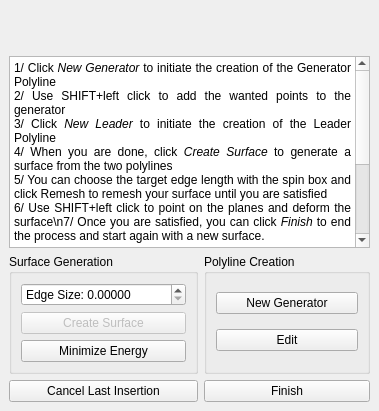
Old version of the form Polyhedron/demo/Polyhedron/Plugins/Surface_mesh_deformation/Create_surface.ui in the repository maxGimeno/cgal.
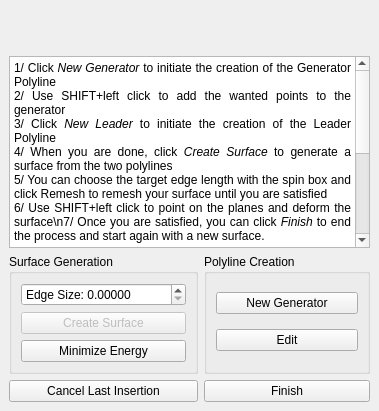
New version of the form.

Commit message: add the picked point as control point when extending the surface.

```diff
--- a/Polyhedron/demo/Polyhedron/Plugins/Surface_mesh_deformation/Create_surface.ui
+++ b/Polyhedron/demo/Polyhedron/Plugins/Surface_mesh_deformation/Create_surface.ui
@@ -48,7 +48,9 @@
 &lt;p align=&quot;justify&quot; style=&quot; margin-top:0px; margin-bottom:0px; margin-left:0px; margin-right:0px; -qt-block-indent:0; text-indent:0px;&quot;&gt;  Tips:&lt;/p&gt;
 &lt;p align=&quot;justify&quot; style=&quot; margin-top:0px; margin-bottom:0px; margin-left:0px; margin-right:0px; -qt-block-indent:0; text-indent:0px;&quot;&gt; - You can use &lt;span style=&quot; font-style:italic;&quot;&gt;Cancel Last Insertion&lt;/span&gt; to remove the last picked point from the current Polyline&lt;/p&gt;
 &lt;p align=&quot;justify&quot; style=&quot; margin-top:0px; margin-bottom:0px; margin-left:0px; margin-right:0px; -qt-block-indent:0; text-indent:0px;&quot;&gt;- You can use Ctrl+left click to remove a point from the deformation constraint if this point is not part of the initial polylines&lt;/p&gt;
-&lt;p align=&quot;justify&quot; style=&quot; margin-top:0px; margin-bottom:0px; margin-left:0px; margin-right:0px; -qt-block-indent:0; text-indent:0px;&quot;&gt;- You can click &lt;span style=&quot; font-style:italic;&quot;&gt;Minimize Energy&lt;/span&gt; to remesh the surface and optimize the deformation. It will also re-initialize the ex-constrained points that you removed.&lt;/p&gt;&lt;/body&gt;&lt;/html&gt;</string>
+&lt;p align=&quot;justify&quot; style=&quot; margin-top:0px; margin-bottom:0px; margin-left:0px; margin-right:0px; -qt-block-indent:0; text-indent:0px;&quot;&gt;- You can click &lt;span style=&quot; font-style:italic;&quot;&gt;Minimize Energy&lt;/span&gt; to remesh the surface and optimize the deformation. It will also re-initialize the ex-constrained points that you removed.&lt;/p&gt;
+&lt;p align=&quot;justify&quot; style=&quot; margin-top:0px; margin-bottom:0px; margin-left:0px; margin-right:0px; -qt-block-indent:0; text-indent:0px;&quot;&gt;- You can select any control point with E + Left click and select a new position to move it.&lt;/p&gt;
+&lt;p align=&quot;justify&quot; style=&quot; margin-top:0px; margin-bottom:0px; margin-left:0px; margin-right:0px; -qt-block-indent:0; text-indent:0px;&quot;&gt;- You can edit an old surface by selecting it and clicking &lt;span style=&quot; font-style:italic;&quot;&gt;Edit&lt;/span&gt;.&lt;/p&gt;&lt;/body&gt;&lt;/html&gt;</string>
       </property>
       <property name="textInteractionFlags">
        <set>Qt::NoTextInteraction</set>
```
The commit also changes 2 other files.
